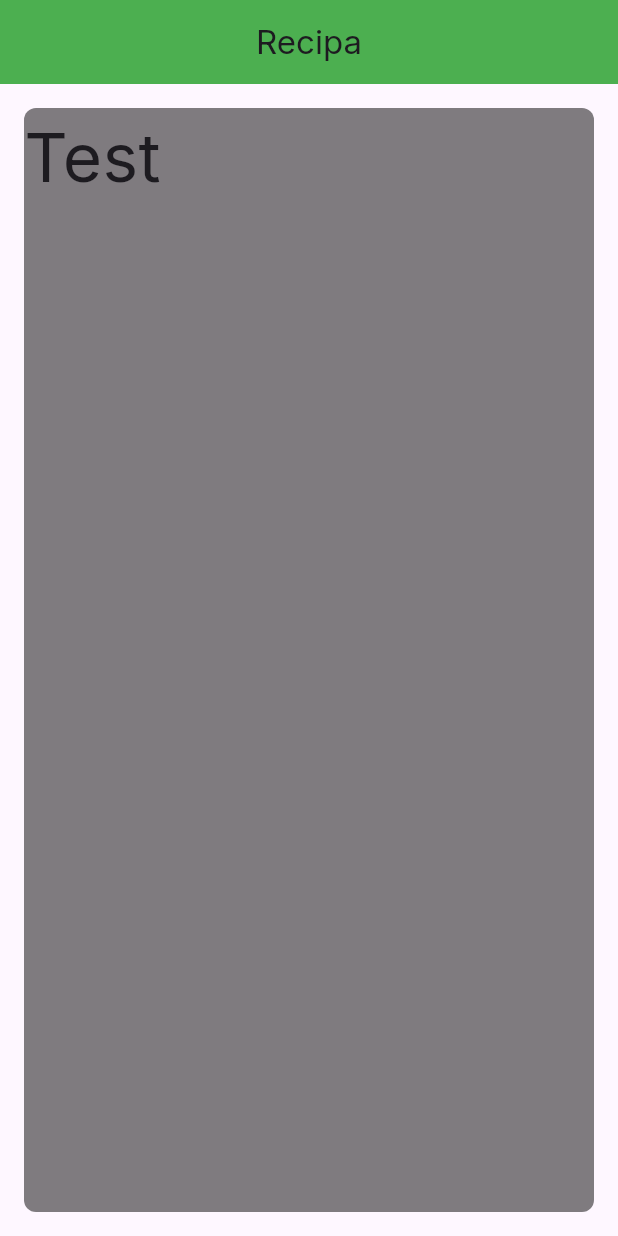
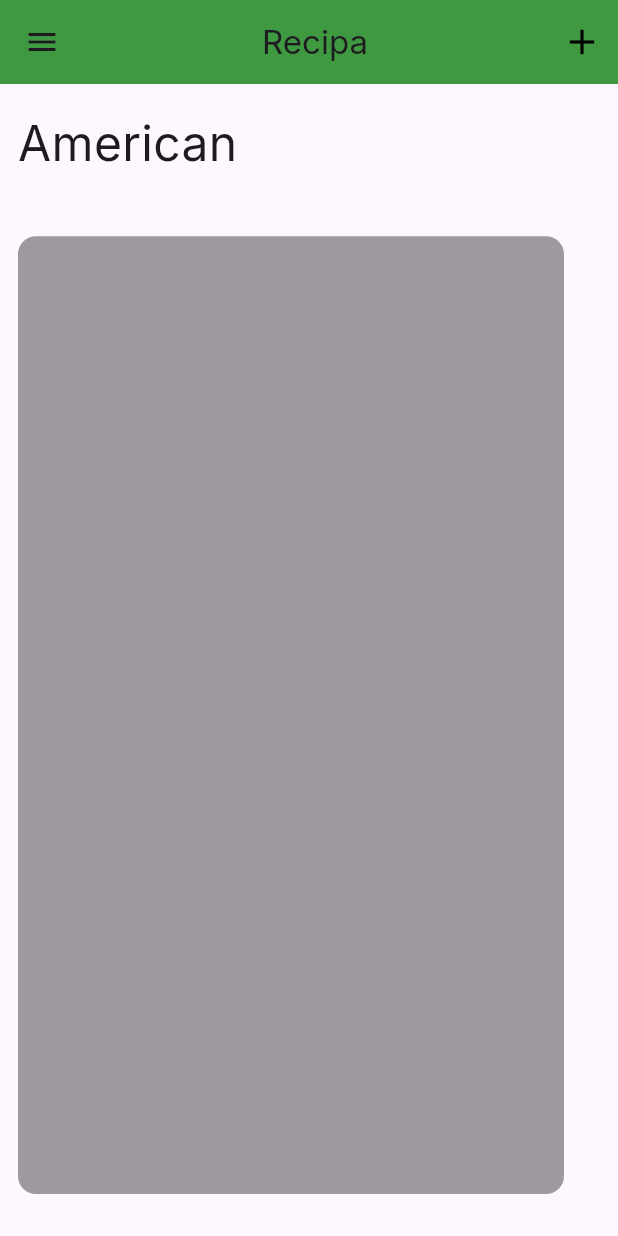
Before and after one commit to RafihYahya/RECIPE_APP_FLUTTER, a Flutter app: the screen it shows after launch, on a phone screen of 412 x 824 dp. Run offline on Flutter 3.47's test engine with Material 2 defaults, Android fonts, the phone set to English and light mode, and no system bars; our stand-ins replace google_fonts.

Commit message:
home_page

```diff
--- /dev/null
+++ b/lib/components/custom_card.dart
@@ -0,0 +1,17 @@
+import 'package:flutter/material.dart';
+
+class CustomCardMainP extends StatelessWidget {
+  const CustomCardMainP({
+    super.key,
+  });
+
+  @override
+  Widget build(BuildContext context) {
+    return Container(
+      decoration: BoxDecoration(
+        color: Colors.black38,
+        borderRadius: BorderRadius.circular(12.0),
+      ),
+    );
+  }
+}
--- /dev/null
+++ b/lib/components/legacy_blur_experiment.dart
@@ -0,0 +1,25 @@
+import 'package:flutter/material.dart';
+import 'dart:ui';
+
+class LegacyBlurOpacity extends StatelessWidget {
+  const LegacyBlurOpacity({
+    super.key,
+  });
+
+  @override
+  Widget build(BuildContext context) {
+    return ClipRect(
+      child: BackdropFilter(
+        filter: ImageFilter.blur(sigmaX: 10.0, sigmaY: 10.0),
+        child: Container(
+          height: MediaQuery.of(context).size.height,
+          color: Colors.transparent.withOpacity(0.5),
+          child: const Text(
+            'Test',
+            style: TextStyle(fontSize: 68.0),
+          ),
+        ),
+      ),
+    );
+  }
+}
--- a/lib/components/viewbuilder_horz.dart
+++ b/lib/components/viewbuilder_horz.dart
@@ -1,6 +1,5 @@
-import 'dart:ui';
-
 import 'package:flutter/material.dart';
+import 'package:recipe_app/components/custom_card.dart';
 
 class ViewHorz extends StatefulWidget {
   ViewHorz({Key? key}) : super(key: key);
@@ -12,42 +11,12 @@ class ViewHorz extends StatefulWidget {
 class _ViewHorzState extends State<ViewHorz> {
   @override
   Widget build(BuildContext context) {
-    return Padding(
-      padding: const EdgeInsets.all(16.0),
-      child: Container(
-        decoration: BoxDecoration(
-          borderRadius: BorderRadius.circular(8.0),
-          color: Colors.transparent.withOpacity(0.5),
-        ),
-        height: MediaQuery.of(context).size.height * 0.85,
-        child: const Text(
-          'Test',
-          style: TextStyle(fontSize: 45.0),
-        ),
-      ),
-    );
+    return PageView.builder(
+        physics: PageScrollPhysics(),
+        itemCount: 10,
+        itemBuilder: ((context, index) => Padding(
+              padding: const EdgeInsets.fromLTRB(12.0, 0, 36.0, 16.0),
+              child: CustomCardMainP(),
+            )));
   }
 }
-
-class LegacyBlurOpacity extends StatelessWidget {
-  const LegacyBlurOpacity({
-    super.key,
-  });
-
-  @override
-  Widget build(BuildContext context) {
-    return ClipRect(
-      child: BackdropFilter(
-        filter: ImageFilter.blur(sigmaX: 10.0, sigmaY: 10.0),
-        child: Container(
-          height: MediaQuery.of(context).size.height,
-          color: Colors.transparent.withOpacity(0.5),
-          child: const Text(
-            'Test',
-            style: TextStyle(fontSize: 68.0),
-          ),
-        ),
-      ),
-    );
-  }
-}
--- a/lib/pages/home_page.dart
+++ b/lib/pages/home_page.dart
@@ -18,13 +18,42 @@ class _HomePageState extends State<HomePage> {
               'Recipa',
             ),
           ),
-          backgroundColor: Colors.green,
+          backgroundColor: const Color.fromARGB(255, 62, 153, 65),
+          actions: [
+            IconButton(
+              onPressed: () {},
+              icon: Icon(Icons.add),
+              color: Colors.black,
+              iconSize: 28.0,
+            )
+          ],
         ),
+        drawer: Drawer(),
         body: PageView.builder(
           physics: PageScrollPhysics(),
           scrollDirection: Axis.vertical,
           itemCount: 20,
-          itemBuilder: (context, index) => ViewHorz(),
+          itemBuilder: (context, index) => Padding(
+            padding: const EdgeInsets.fromLTRB(0, 8.0, 0, 12.0),
+            child: Column(
+              crossAxisAlignment: CrossAxisAlignment.start,
+              mainAxisAlignment: MainAxisAlignment.center,
+              children: [
+                Expanded(
+                  flex: 1,
+                  child: Padding(
+                    padding: const EdgeInsets.fromLTRB(12.0, 8.0, 0, 0),
+                    child: Text(
+                      'American',
+                      style: const TextStyle(fontSize: 32.0),
+                      textAlign: TextAlign.center,
+                    ),
+                  ),
+                ),
+                Expanded(flex: 7, child: ViewHorz())
+              ],
+            ),
+          ),
         ));
   }
 }
```
